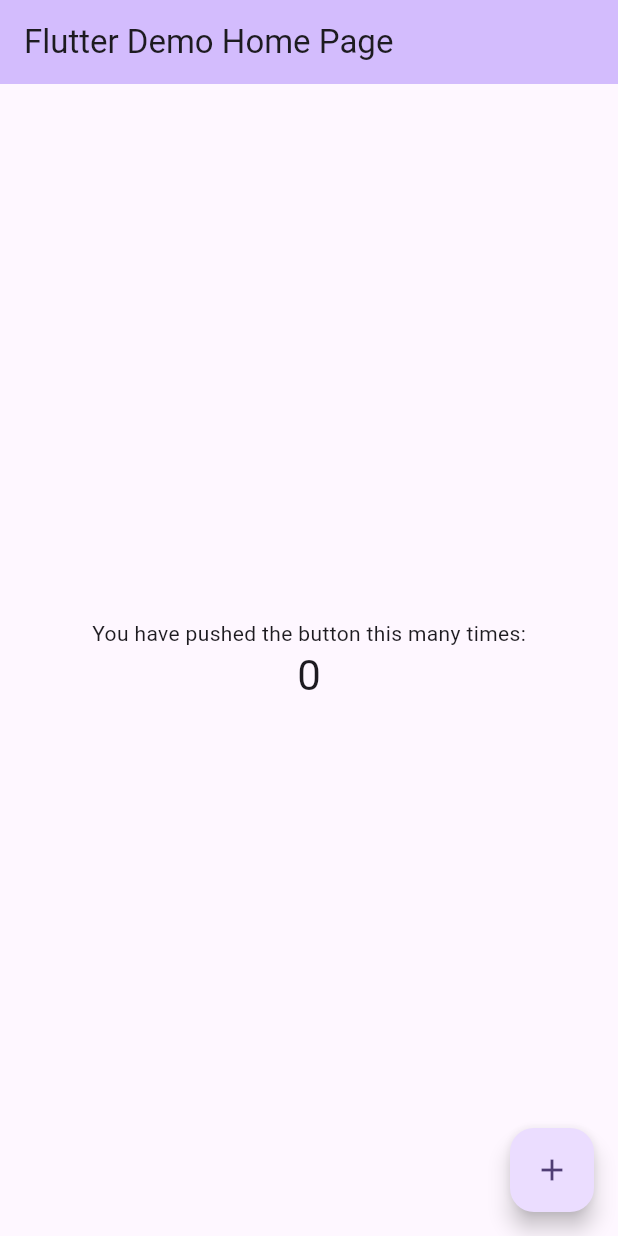
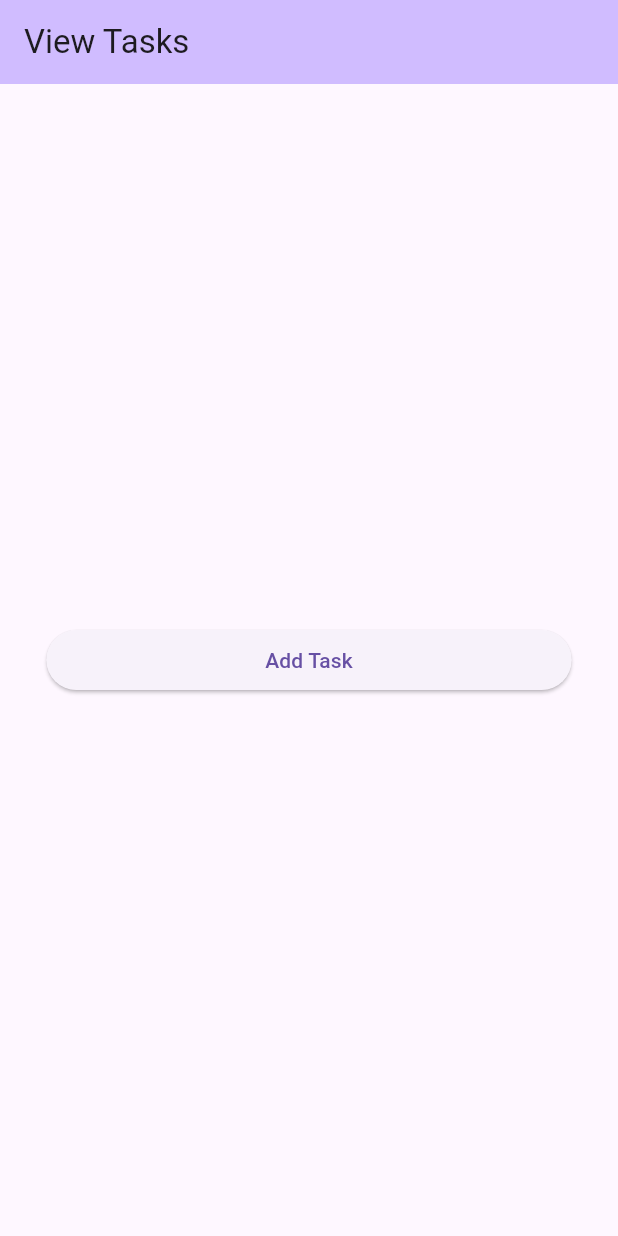
Before and after one commit to tri27pham/dissertation, a Flutter app: the screen it shows after launch, on a phone screen of 412 x 824 dp. Run offline on Flutter 3.47's test engine with Material 3 defaults, Android fonts, the phone set to English and light mode, and no system bars.

Commit message:
create initial add and view tasks pages

```diff
--- a/task_allocation_app/lib/main.dart
+++ b/task_allocation_app/lib/main.dart
@@ -1,4 +1,6 @@
 import 'package:flutter/material.dart';
+import 'addTasks.dart';
+import 'viewTasks.dart';
 
 void main() {
   runApp(const MyApp());
@@ -12,114 +14,11 @@
   Widget build(BuildContext context) {
     return MaterialApp(
       title: 'Flutter Demo',
-      theme: ThemeData(
-        // This is the theme of your application.
-        //
-        // TRY THIS: Try running your application with "flutter run". You'll see
-        // the application has a purple toolbar. Then, without quitting the app,
-        // try changing the seedColor in the colorScheme below to Colors.green
-        // and then invoke "hot reload" (save your changes or press the "hot
-        // reload" button in a Flutter-supported IDE, or press "r" if you used
-        // the command line to start the app).
-        //
-        // Notice that the counter didn't reset back to zero; the application
-        // state is not lost during the reload. To reset the state, use hot
-        // restart instead.
-        //
-        // This works for code too, not just values: Most code changes can be
-        // tested with just a hot reload.
-        colorScheme: ColorScheme.fromSeed(seedColor: Colors.deepPurple),
-        useMaterial3: true,
-      ),
-      home: const MyHomePage(title: 'Flutter Demo Home Page'),
+      // theme: ThemeData(
+      //   colorScheme: ColorScheme.fromSeed(seedColor: Colors.deepPurple),
+      //   useMaterial3: true,
+      // ),
+      home: ViewTasksPage(),
     );
   }
 }
-
-class MyHomePage extends StatefulWidget {
-  const MyHomePage({super.key, required this.title});
-
-  // This widget is the home page of your application. It is stateful, meaning
-  // that it has a State object (defined below) that contains fields that affect
-  // how it looks.
-
-  // This class is the configuration for the state. It holds the values (in this
-  // case the title) provided by the parent (in this case the App widget) and
-  // used by the build method of the State. Fields in a Widget subclass are
-  // always marked "final".
-
-  final String title;
-
-  @override
-  State<MyHomePage> createState() => _MyHomePageState();
-}
-
-class _MyHomePageState extends State<MyHomePage> {
-  int _counter = 0;
-
-  void _incrementCounter() {
-    setState(() {
-      // This call to setState tells the Flutter framework that something has
-      // changed in this State, which causes it to rerun the build method below
-      // so that the display can reflect the updated values. If we changed
-      // _counter without calling setState(), then the build method would not be
-      // called again, and so nothing would appear to happen.
-      _counter++;
-    });
-  }
-
-  @override
-  Widget build(BuildContext context) {
-    // This method is rerun every time setState is called, for instance as done
-    // by the _incrementCounter method above.
-    //
-    // The Flutter framework has been optimized to make rerunning build methods
-    // fast, so that you can just rebuild anything that needs updating rather
-    // than having to individually change instances of widgets.
-    return Scaffold(
-      appBar: AppBar(
-        // TRY THIS: Try changing the color here to a specific color (to
-        // Colors.amber, perhaps?) and trigger a hot reload to see the AppBar
-        // change color while the other colors stay the same.
-        backgroundColor: Theme.of(context).colorScheme.inversePrimary,
-        // Here we take the value from the MyHomePage object that was created by
-        // the App.build method, and use it to set our appbar title.
-        title: Text(widget.title),
-      ),
-      body: Center(
-        // Center is a layout widget. It takes a single child and positions it
-        // in the middle of the parent.
-        child: Column(
-          // Column is also a layout widget. It takes a list of children and
-          // arranges them vertically. By default, it sizes itself to fit its
-          // children horizontally, and tries to be as tall as its parent.
-          //
-          // Column has various properties to control how it sizes itself and
-          // how it positions its children. Here we use mainAxisAlignment to
-          // center the children vertically; the main axis here is the vertical
-          // axis because Columns are vertical (the cross axis would be
-          // horizontal).
-          //
-          // TRY THIS: Invoke "debug painting" (choose the "Toggle Debug Paint"
-          // action in the IDE, or press "p" in the console), to see the
-          // wireframe for each widget.
-          mainAxisAlignment: MainAxisAlignment.center,
-          children: <Widget>[
-            const Text(
-              'You have pushed the button this many times:',
-            ),
-            Text(
-              '$_counter',
-              style: Theme.of(context).textTheme.headlineMedium,
-            ),
-          ],
-        ),
-      ),
-      floatingActionButton: FloatingActionButton(
-        onPressed: _incrementCounter,
-        tooltip: 'Increment',
-        child: const Icon(Icons.add),
-      ), // This trailing comma makes auto-formatting nicer for build methods.
-    );
-  }
-}
--- /dev/null
+++ b/task_allocation_app/lib/viewTasks.dart
@@ -0,0 +1,44 @@
+import 'package:flutter/material.dart';
+import 'addTasks.dart';
+
+class ViewTasksPage extends StatefulWidget {
+  const ViewTasksPage({super.key});
+
+  @override
+  State<ViewTasksPage> createState() => _ViewTasksPageState();
+}
+
+class _ViewTasksPageState extends State<ViewTasksPage> {
+  String? selectedOption = 'MEDIUM';
+  List<bool> inOutSelection = [true, false];
+
+  @override
+  Widget build(BuildContext context) {
+    return Scaffold(
+      appBar: AppBar(
+        backgroundColor: Theme.of(context).colorScheme.inversePrimary,
+        title: Text("View Tasks"),
+      ),
+      body: Center(
+        child: Column(
+          mainAxisAlignment: MainAxisAlignment.center,
+          children: [
+            Container(
+              width: 0.85 * MediaQuery.of(context).size.width,
+              child: ElevatedButton(
+                onPressed: () {
+                  // Navigate to the second page when the button is pressed
+                  Navigator.push(
+                    context,
+                    MaterialPageRoute(builder: (context) => AddTasksPage()),
+                  );
+                },
+                child: Text("Add Task"),
+              ),
+            ),
+          ],
+        ),
+      ),
+    );
+  }
+}
```
Also changed, not shown: task_allocation_app/lib/addTasks.dart (added, +193 -0 lines).
